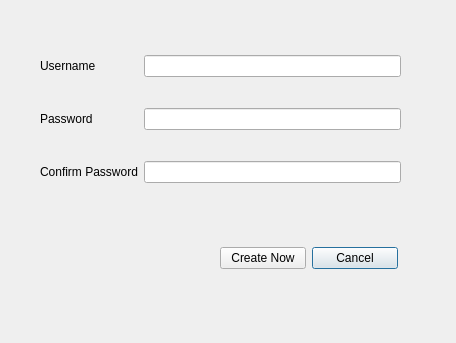
The window that ExpenseTrackerApp/signupdialog.ui (arham2003/SimpleSpend-App) describes before a commit, drawn with Qt 5.
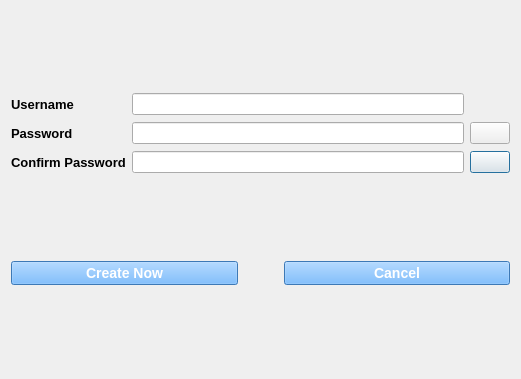
The same window after the commit.

```diff
--- a/ExpenseTrackerApp/signupdialog.ui
+++ b/ExpenseTrackerApp/signupdialog.ui
@@ -6,49 +6,19 @@
    <rect>
     <x>0</x>
     <y>0</y>
-    <width>456</width>
-    <height>343</height>
+    <width>521</width>
+    <height>379</height>
    </rect>
   </property>
   <property name="windowTitle">
    <string>Dialog</string>
   </property>
-  <widget class="QWidget" name="gridLayoutWidget">
-   <property name="geometry">
-    <rect>
-     <x>220</x>
-     <y>230</y>
-     <width>178</width>
-     <height>56</height>
-    </rect>
-   </property>
-   <layout class="QGridLayout" name="gridLayout">
-    <item row="0" column="1">
-     <widget class="QPushButton" name="pushButton_cancelCreate">
-      <property name="text">
-       <string>Cancel</string>
-      </property>
-     </widget>
-    </item>
+  <layout class="QGridLayout" name="gridLayout_3">
     <item row="0" column="0">
-     <widget class="QPushButton" name="pushButton_accCreate">
-      <property name="text">
-       <string>Create Now</string>
-      </property>
-     </widget>
-    </item>
-   </layout>
-  </widget>
-  <widget class="QWidget" name="layoutWidget">
-   <property name="geometry">
-    <rect>
-     <x>40</x>
-     <y>30</y>
-     <width>361</width>
-     <height>181</height>
-    </rect>
-   </property>
    <layout class="QGridLayout" name="gridLayout_2">
+     <item row="1" column="1">
+      <widget class="QLineEdit" name="lineEdit_registerPass"/>
+     </item>
     <item row="2" column="1">
      <widget class="QLineEdit" name="lineEdit_CfmPass">
       <property name="echoMode">
@@ -56,24 +26,14 @@
       </property>
      </widget>
     </item>
-    <item row="0" column="1">
-     <widget class="QLineEdit" name="lineEdit_registerName"/>
-    </item>
-    <item row="1" column="1">
-     <widget class="QLineEdit" name="lineEdit_registerPass"/>
-    </item>
-    <item row="1" column="0">
-     <widget class="QLabel" name="label_2">
-      <property name="text">
-       <string>Password</string>
-      </property>
-      <property name="buddy">
-       <cstring>lineEdit_registerPass</cstring>
-      </property>
-     </widget>
-    </item>
     <item row="2" column="0">
      <widget class="QLabel" name="label_3">
+       <property name="font">
+        <font>
+         <pointsize>10</pointsize>
+         <bold>true</bold>
+        </font>
+       </property>
       <property name="text">
        <string>Confirm Password</string>
       </property>
@@ -82,8 +42,39 @@
       </property>
      </widget>
     </item>
+     <item row="0" column="1">
+      <widget class="QLineEdit" name="lineEdit_registerName"/>
+     </item>
+     <item row="1" column="0">
+      <widget class="QLabel" name="label_2">
+       <property name="minimumSize">
+        <size>
+         <width>96</width>
+         <height>24</height>
+        </size>
+       </property>
+       <property name="font">
+        <font>
+         <pointsize>10</pointsize>
+         <bold>true</bold>
+        </font>
+       </property>
+       <property name="text">
+        <string>Password</string>
+       </property>
+       <property name="buddy">
+        <cstring>lineEdit_registerPass</cstring>
+       </property>
+      </widget>
+     </item>
     <item row="0" column="0">
      <widget class="QLabel" name="label">
+       <property name="font">
+        <font>
+         <pointsize>10</pointsize>
+         <bold>true</bold>
+        </font>
+       </property>
       <property name="text">
        <string>Username</string>
       </property>
@@ -92,8 +83,85 @@
       </property>
      </widget>
     </item>
-   </layout>
-  </widget>
+     <item row="2" column="2">
+      <widget class="QPushButton" name="pushButton_toggleCfmPass">
+       <property name="text">
+        <string/>
+       </property>
+      </widget>
+     </item>
+     <item row="1" column="2">
+      <widget class="QPushButton" name="pushButton_togglePass">
+       <property name="text">
+        <string/>
+       </property>
+      </widget>
+     </item>
+    </layout>
+   </item>
+   <item row="1" column="0">
+    <layout class="QGridLayout" name="gridLayout">
+     <item row="0" column="0">
+      <widget class="QPushButton" name="pushButton_accCreate">
+       <property name="minimumSize">
+        <size>
+         <width>85</width>
+         <height>24</height>
+        </size>
+       </property>
+       <property name="styleSheet">
+        <string notr="true">QPushButton{
+color:white;
+font:bold;
+font-size:14px;
+background-color:rgb(85, 170, 255);
+}</string>
+       </property>
+       <property name="text">
+        <string>Create Now</string>
+       </property>
+      </widget>
+     </item>
+     <item row="0" column="2">
+      <widget class="QPushButton" name="pushButton_cancelCreate">
+       <property name="minimumSize">
+        <size>
+         <width>85</width>
+         <height>24</height>
+        </size>
+       </property>
+       <property name="styleSheet">
+        <string notr="true">QPushButton{
+color:white;
+font:bold;
+font-size:14px;
+background-color:rgb(85, 170, 255);
+}</string>
+       </property>
+       <property name="text">
+        <string>Cancel</string>
+       </property>
+      </widget>
+     </item>
+     <item row="0" column="1">
+      <spacer name="horizontalSpacer">
+       <property name="orientation">
+        <enum>Qt::Horizontal</enum>
+       </property>
+       <property name="sizeType">
+        <enum>QSizePolicy::Minimum</enum>
+       </property>
+       <property name="sizeHint" stdset="0">
+        <size>
+         <width>40</width>
+         <height>20</height>
+        </size>
+       </property>
+      </spacer>
+     </item>
+    </layout>
+   </item>
+  </layout>
  </widget>
  <resources/>
  <connections/>
```
Lines whose indentation alone changed are shown as unchanged.
